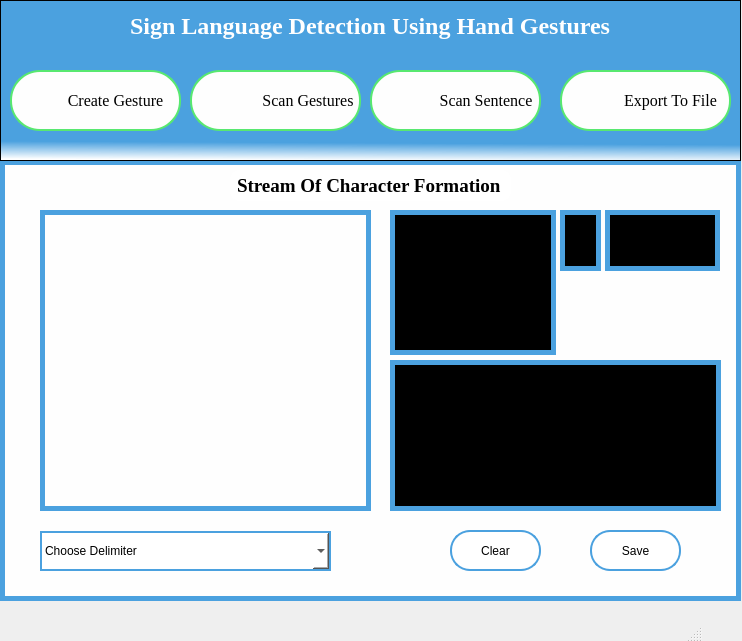
Qt form Source Code/UI_Files/scan_sent.ui (shadabsk/Sign-Language-Recognition-Using-Hand-Gestures-Keras-PyQT5-OpenCV) before a commit.
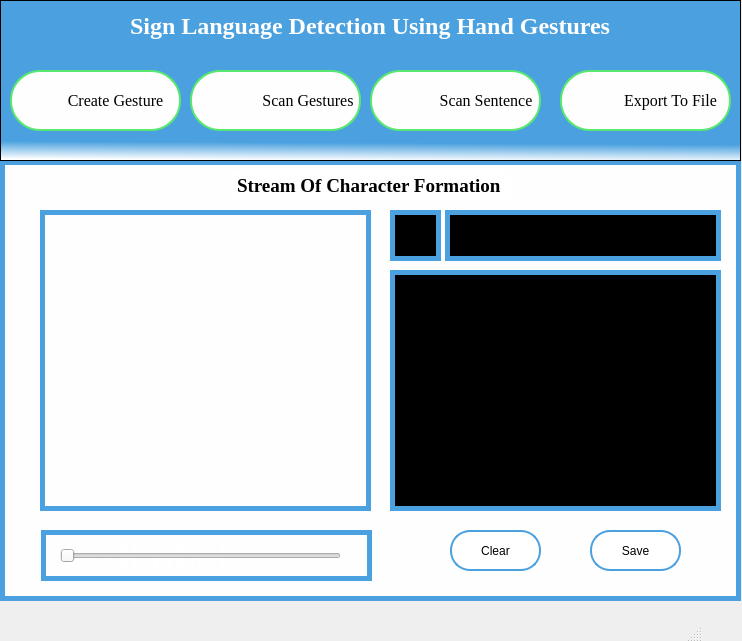
The same form after that commit. Icons and pictures are not drawn.

Commit message: implemented slider inside qt window & enhanced Ui by adnan

The edit to the form file:
```diff
--- a/Source Code/UI_Files/scan_sent.ui
+++ b/Source Code/UI_Files/scan_sent.ui
@@ -64,17 +64,17 @@
     </property>
     <property name="geometry">
      <rect>
-      <x>560</x>
+      <x>390</x>
       <y>210</y>
-      <width>41</width>
-      <height>61</height>
+      <width>51</width>
+      <height>51</height>
      </rect>
     </property>
     <property name="styleSheet">
      <string notr="true">border: 5px solid #4ba1df;
 background-color:black;
 color:white;
-font-size:20px;</string>
+font-size:18px;</string>
     </property>
     <property name="frameShape">
      <enum>QFrame::Box</enum>
@@ -83,7 +83,7 @@
      <string>&lt;!DOCTYPE HTML PUBLIC &quot;-//W3C//DTD HTML 4.0//EN&quot; &quot;http://www.w3.org/TR/REC-html40/strict.dtd&quot;&gt;
 &lt;html&gt;&lt;head&gt;&lt;meta name=&quot;qrichtext&quot; content=&quot;1&quot; /&gt;&lt;style type=&quot;text/css&quot;&gt;
 p, li { white-space: pre-wrap; }
-&lt;/style&gt;&lt;/head&gt;&lt;body style=&quot; font-family:'MS Shell Dlg 2'; font-size:20px; font-weight:400; font-style:normal;&quot;&gt;
+&lt;/style&gt;&lt;/head&gt;&lt;body style=&quot; font-family:'MS Shell Dlg 2'; font-size:18px; font-weight:400; font-style:normal;&quot;&gt;
 &lt;p style=&quot;-qt-paragraph-type:empty; margin-top:0px; margin-bottom:0px; margin-left:0px; margin-right:0px; -qt-block-indent:0; text-indent:0px; font-size:8.25pt;&quot;&gt;&lt;br /&gt;&lt;/p&gt;&lt;/body&gt;&lt;/html&gt;</string>
     </property>
    </widget>
@@ -125,76 +125,6 @@
      <string>Clear</string>
     </property>
    </widget>
-   <widget class="QComboBox" name="comboBox">
-    <property name="geometry">
-     <rect>
-      <x>40</x>
-      <y>531</y>
-      <width>291</width>
-      <height>40</height>
-     </rect>
-    </property>
-    <property name="styleSheet">
-     <string notr="true">background-color: white;
-font: 16pt &quot;Times New Roman&quot;;
-color: black;
-border: 2px solid #4ba1df;</string>
-    </property>
-    <item>
-     <property name="text">
-      <string>Choose Delimiter</string>
-     </property>
-    </item>
-    <item>
-     <property name="text">
-      <string>/</string>
-     </property>
-    </item>
-    <item>
-     <property name="text">
-      <string>,</string>
-     </property>
-    </item>
-    <item>
-     <property name="text">
-      <string>-</string>
-     </property>
-    </item>
-    <item>
-     <property name="text">
-      <string>/</string>
-     </property>
-    </item>
-   </widget>
-   <widget class="QTextBrowser" name="textBrowser_2">
-    <property name="enabled">
-     <bool>true</bool>
-    </property>
-    <property name="geometry">
-     <rect>
-      <x>390</x>
-      <y>210</y>
-      <width>166</width>
-      <height>145</height>
-     </rect>
-    </property>
-    <property name="styleSheet">
-     <string notr="true">border: 5px solid #4ba1df;
-background-color:black;
-color:white;
-font-size:10px;</string>
-    </property>
-    <property name="frameShape">
-     <enum>QFrame::Box</enum>
-    </property>
-    <property name="html">
-     <string>&lt;!DOCTYPE HTML PUBLIC &quot;-//W3C//DTD HTML 4.0//EN&quot; &quot;http://www.w3.org/TR/REC-html40/strict.dtd&quot;&gt;
-&lt;html&gt;&lt;head&gt;&lt;meta name=&quot;qrichtext&quot; content=&quot;1&quot; /&gt;&lt;style type=&quot;text/css&quot;&gt;
-p, li { white-space: pre-wrap; }
-&lt;/style&gt;&lt;/head&gt;&lt;body style=&quot; font-family:'MS Shell Dlg 2'; font-size:10px; font-weight:400; font-style:normal;&quot;&gt;
-&lt;p style=&quot;-qt-paragraph-type:empty; margin-top:0px; margin-bottom:0px; margin-left:0px; margin-right:0px; -qt-block-indent:0; text-indent:0px; font-size:8.25pt;&quot;&gt;&lt;br /&gt;&lt;/p&gt;&lt;/body&gt;&lt;/html&gt;</string>
-    </property>
-   </widget>
    <widget class="QTextBrowser" name="textBrowser_4">
     <property name="enabled">
      <bool>true</bool>
@@ -202,9 +132,9 @@
     <property name="geometry">
      <rect>
       <x>390</x>
-      <y>360</y>
+      <y>270</y>
       <width>331</width>
-      <height>151</height>
+      <height>241</height>
      </rect>
     </property>
     <property name="styleSheet">
@@ -230,17 +160,17 @@
     </property>
     <property name="geometry">
      <rect>
-      <x>605</x>
+      <x>445</x>
       <y>210</y>
-      <width>115</width>
-      <height>61</height>
+      <width>276</width>
+      <height>51</height>
      </rect>
     </property>
     <property name="styleSheet">
      <string notr="true">border: 5px solid #4ba1df; 
 background-color:black;
 color:white;
-font-size:16px;</string>
+font-size:14px;</string>
     </property>
     <property name="frameShape">
      <enum>QFrame::Box</enum>
@@ -249,7 +179,7 @@
      <string>&lt;!DOCTYPE HTML PUBLIC &quot;-//W3C//DTD HTML 4.0//EN&quot; &quot;http://www.w3.org/TR/REC-html40/strict.dtd&quot;&gt;
 &lt;html&gt;&lt;head&gt;&lt;meta name=&quot;qrichtext&quot; content=&quot;1&quot; /&gt;&lt;style type=&quot;text/css&quot;&gt;
 p, li { white-space: pre-wrap; }
-&lt;/style&gt;&lt;/head&gt;&lt;body style=&quot; font-family:'MS Shell Dlg 2'; font-size:16px; font-weight:400; font-style:normal;&quot;&gt;
+&lt;/style&gt;&lt;/head&gt;&lt;body style=&quot; font-family:'MS Shell Dlg 2'; font-size:14px; font-weight:400; font-style:normal;&quot;&gt;
 &lt;p style=&quot;-qt-paragraph-type:empty; margin-top:0px; margin-bottom:0px; margin-left:0px; margin-right:0px; -qt-block-indent:0; text-indent:0px; font-size:8.25pt;&quot;&gt;&lt;br /&gt;&lt;/p&gt;&lt;/body&gt;&lt;/html&gt;</string>
     </property>
    </widget>
@@ -464,6 +394,53 @@
      <string/>
     </property>
    </widget>
+   <widget class="QLabel" name="label_5">
+    <property name="geometry">
+     <rect>
+      <x>41</x>
+      <y>530</y>
+      <width>331</width>
+      <height>51</height>
+     </rect>
+    </property>
+    <property name="styleSheet">
+     <string notr="true">border: 5px solid #4ba1df;
+font-size: 40px;
+color:white;
+</string>
+    </property>
+    <property name="text">
+     <string>TextLabel</string>
+    </property>
+   </widget>
+   <widget class="QSlider" name="trackbar">
+    <property name="geometry">
+     <rect>
+      <x>60</x>
+      <y>540</y>
+      <width>281</width>
+      <height>31</height>
+     </rect>
+    </property>
+    <property name="styleSheet">
+     <string notr="true">color: rgb(0, 0, 0);</string>
+    </property>
+    <property name="maximum">
+     <number>255</number>
+    </property>
+    <property name="singleStep">
+     <number>1</number>
+    </property>
+    <property name="orientation">
+     <enum>Qt::Horizontal</enum>
+    </property>
+    <property name="invertedAppearance">
+     <bool>false</bool>
+    </property>
+    <property name="invertedControls">
+     <bool>false</bool>
+    </property>
+   </widget>
   </widget>
   <widget class="QMenuBar" name="menubar">
    <property name="geometry">
```
The commit also changes 5 other files.
